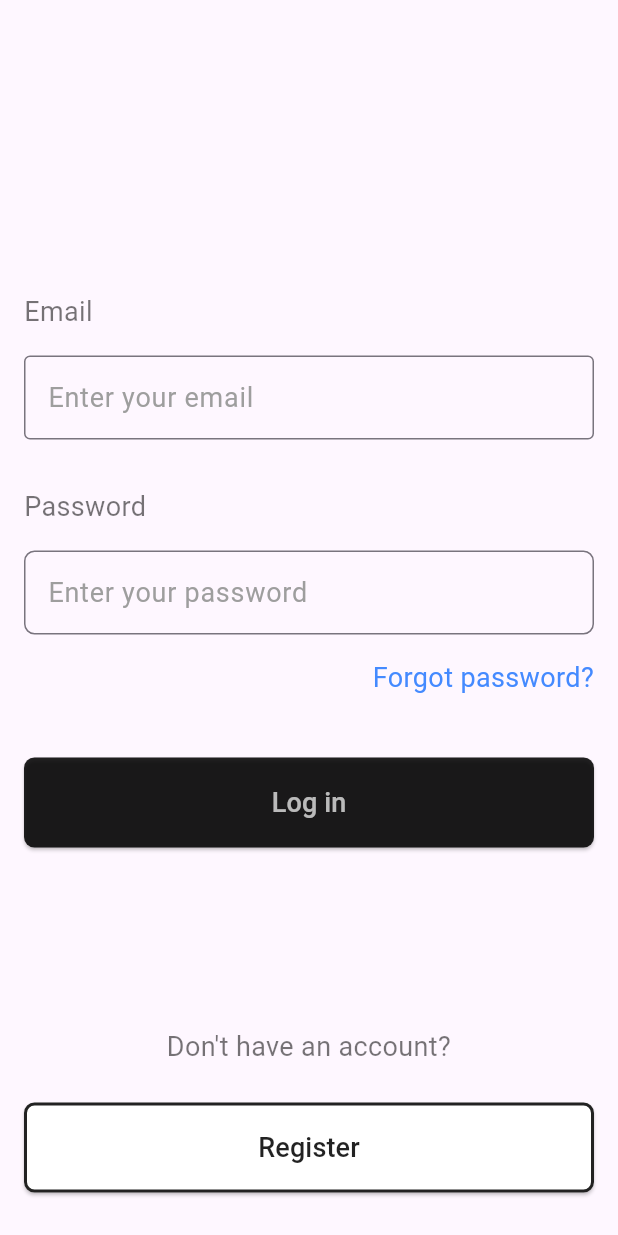
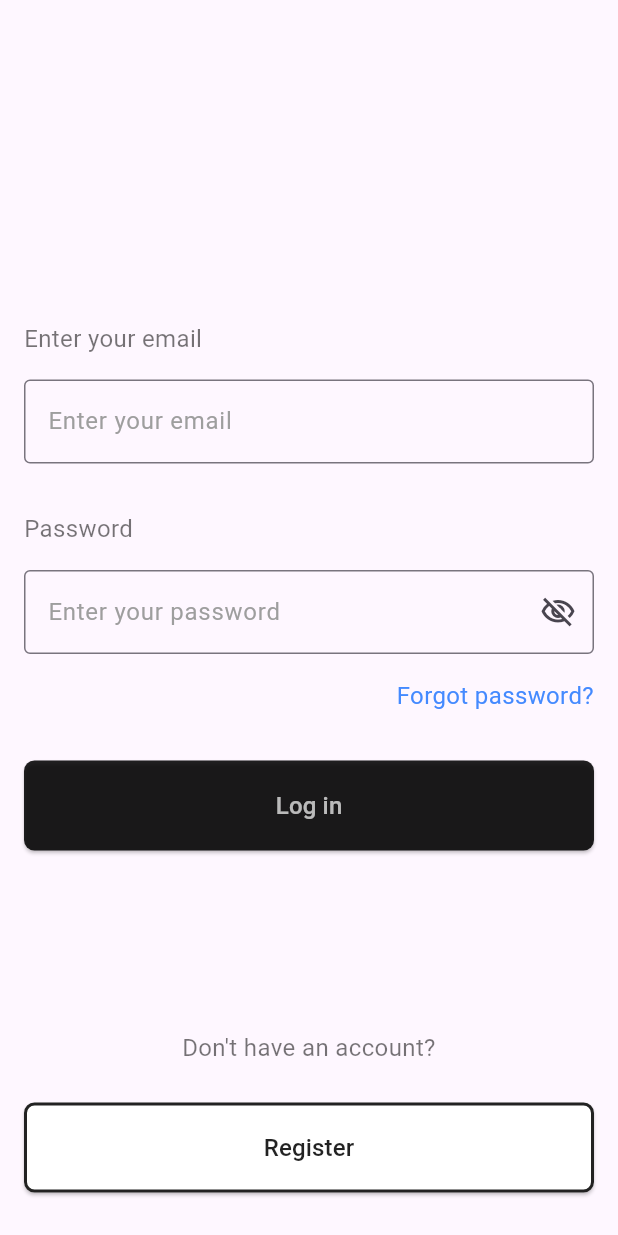
Before and after one commit to Saeed1386Eslami/thermocall, a Flutter app: the Register screen opened directly, after a tap on "Log in", on a phone screen of 412 x 824 dp. Run offline on Flutter 3.47's test engine with Material 3 defaults, Android fonts, the phone set to English and light mode, and no system bars.

Commit message:
second commit

```diff
--- a/lib/Register.dart
+++ /dev/null
@@ -1,147 +0,0 @@
-import 'package:flutter/cupertino.dart';
-import 'package:flutter/material.dart';
-import 'package:thermocal/login.dart';
-
-class Register extends StatelessWidget {
-  const Register({super.key});
-
-  @override
-  Widget build(BuildContext context) {
-    var textColor = Colors.black54;
-    var textSize = 18.0;
-    return Scaffold(
-      body: Padding(
-        padding: const EdgeInsets.only(top: 107, left: 16, right: 16 , bottom: 32),
-        child: Column(
-          crossAxisAlignment: CrossAxisAlignment.start,
-          children: [
-            Text(
-              'Email',
-              style: TextStyle(
-                color: textColor,
-                fontSize: textSize,
-              ),
-              textAlign: TextAlign.left,
-            ),
-            Padding(
-              padding: EdgeInsets.only(bottom: 16),
-            ),
-            TextField(
-              decoration: InputDecoration(
-                border: OutlineInputBorder(
-                    borderRadius: BorderRadius.circular(7)
-                ),
-                labelText: 'Enter your email',
-                labelStyle: TextStyle(color: Colors.grey, fontSize: textSize),
-              ),
-            ),
-            Padding(
-              padding: EdgeInsets.only(bottom: 32),
-            ),
-            Text(
-              'Create Password',
-              style: TextStyle(
-                color: textColor,
-                fontSize: textSize,
-              ),
-              textAlign: TextAlign.left,
-            ),
-            Padding(
-              padding: EdgeInsets.only(bottom: 16),
-            ),
-            TextField(
-              obscureText: true,
-              decoration: InputDecoration(
-                border: OutlineInputBorder(
-                    borderRadius: BorderRadius.circular(7)
-                ),
-                labelText: 'Enter your password',
-                labelStyle: TextStyle(color: Colors.grey, fontSize: textSize),
-              ),
-            ),
-            Padding(
-              padding: EdgeInsets.only(bottom: 32),
-            ),
-            Text('Repeat password',
-              style: TextStyle(
-                color: textColor,
-                fontSize: textSize,
-              ),
-              textAlign: TextAlign.left,
-            ),
-        Padding(
-          padding: EdgeInsets.only(bottom: 16),
-        ),
-            TextField(
-              obscureText: true,
-              decoration: InputDecoration(
-                border: OutlineInputBorder(
-                    borderRadius: BorderRadius.circular(7)
-                ),
-                labelText: 'Repeat your password',
-                labelStyle: TextStyle(color: Colors.grey, fontSize: textSize),
-              ),
-            ),
-            Padding(
-              padding: EdgeInsets.only(bottom: 32),
-            ),
-            ElevatedButton(
-              onPressed: () {},
-              child: Text(
-                'Register',
-                style: TextStyle(
-                    fontSize: textSize,
-                    color: Colors.white70
-                ),
-              ),
-              style: ElevatedButton.styleFrom(
-                  shape: RoundedRectangleBorder(
-                    borderRadius: BorderRadius.circular(7),
-                  ),
-                  backgroundColor: Colors.black87,
-                  fixedSize: const Size(1000, 60)),
-            ),
-            Padding(
-              padding: EdgeInsets.only(bottom: 120),
-            ),
-            SizedBox(
-              width: 1000,
-              height: textSize+16,
-              child: Text('Already have an account?',
-                style: TextStyle(
-                  color: textColor,
-                  fontSize: textSize,
-                ),
-                textAlign: TextAlign.center,
-              ),
-            ),
-            Padding(
-              padding: EdgeInsets.only(bottom: 16),
-            ),
-            ElevatedButton(
-                onPressed: () => Navigator.of(context).push(
-                    MaterialPageRoute(builder: (context) => const login())),
-              child: Text(
-                'Log in',
-                style: TextStyle(
-                    fontSize: textSize,
-                    color: Colors.black87
-                ),
-              ),
-              style: ElevatedButton.styleFrom(
-                  shape: RoundedRectangleBorder(
-                    borderRadius: BorderRadius.circular(7),
-                  ),
-                  side: BorderSide(
-                    width: 2,
-                    color: Colors.black87
-                  ),
-                  backgroundColor: Colors.white,
-                  fixedSize: const Size(1000, 60)),
-            ),
-          ],
-        ),
-      ),
-    );
-  }
-}
--- a/lib/login.dart
+++ /dev/null
@@ -1,133 +0,0 @@
-import 'package:flutter/cupertino.dart';
-import 'package:flutter/material.dart';
-import 'package:flutter/widgets.dart';
-import 'package:thermocal/Register.dart';
-
-class login extends StatelessWidget {
-  const login({super.key});
-
-  @override
-  Widget build(BuildContext context) {
-    var textColor = Colors.black54;
-    var textSize = 18.0;
-    return Scaffold(
-      body: Padding(
-        padding:
-            const EdgeInsets.only(top: 195, left: 16, right: 16, bottom: 32),
-        child: Column(
-          crossAxisAlignment: CrossAxisAlignment.start,
-          children: [
-            Text(
-              'Email',
-              style: TextStyle(
-                color: textColor,
-                fontSize: textSize,
-              ),
-              textAlign: TextAlign.left,
-            ),
-            Padding(
-              padding: EdgeInsets.only(bottom: 16),
-            ),
-            TextField(
-              decoration: InputDecoration(
-                border: OutlineInputBorder(),
-                labelText: 'Enter your email',
-                labelStyle: TextStyle(color:Colors.grey, fontSize: textSize),
-              ),
-            ),
-            Padding(
-              padding: EdgeInsets.only(bottom: 32),
-            ),
-            Text(
-              'Password',
-              style: TextStyle(
-                color: textColor,
-                fontSize: textSize,
-              ),
-              textAlign: TextAlign.left,
-            ),
-            Padding(
-              padding: EdgeInsets.only(bottom: 16),
-            ),
-            TextField(
-              obscureText: true,
-              decoration: InputDecoration(
-                border:
-                    OutlineInputBorder(borderRadius: BorderRadius.circular(7)),
-                labelText: 'Enter your password',
-                labelStyle: TextStyle(color: Colors.grey, fontSize: textSize),
-              ),
-            ),
-            Padding(
-              padding: EdgeInsets.only(bottom: 16),
-            ),
-            SizedBox(
-              width: 2000,
-              height: textSize + 16,
-              child: Text(
-                'Forgot password?',
-                style: TextStyle(
-                  color: Colors.blueAccent,
-                  fontSize: textSize,
-                ),
-                textAlign: TextAlign.right,
-              ),
-            ),
-            Padding(
-              padding: EdgeInsets.only(bottom: 32),
-            ),
-            ElevatedButton(
-              onPressed: () {},
-              child: Text(
-                'Log in',
-                style: TextStyle(fontSize: textSize, color: Colors.white70),
-              ),
-              style: ElevatedButton.styleFrom(
-                  shape: RoundedRectangleBorder(
-                    borderRadius: BorderRadius.circular(7),
-                  ),
-                  backgroundColor: Colors.black87,
-                  fixedSize: const Size(1000, 60)),
-            ),
-            Padding(
-              padding: EdgeInsets.only(bottom: 120),
-            ),
-            SizedBox(
-              width: 2000,
-              height: textSize + 16,
-              child: Text(
-                "Don't have an account?",
-                style: TextStyle(
-                  color: textColor,
-                  fontSize: textSize,
-                ),
-                textAlign: TextAlign.center,
-              ),
-            ),
-            Padding(
-              padding: EdgeInsets.only(bottom: 16),
-            ),
-            ElevatedButton(
-              onPressed: () => Navigator.of(context).push(
-                  MaterialPageRoute(builder: (context) => const Register())),
-              child: Text(
-                'Register',
-                style: TextStyle(fontSize: textSize, color: Colors.black87),
-              ),
-              style: ElevatedButton.styleFrom(
-                  shape: RoundedRectangleBorder(
-                    borderRadius: BorderRadius.circular(7),
-                  ),
-                  side: BorderSide(
-                    width: 2,
-                    color: Colors.black87,
-                  ),
-                  backgroundColor: Colors.white,
-                  fixedSize: const Size(1000, 60)),
-            ),
-          ],
-        ),
-      ),
-    );
-  }
-}
--- a/lib/login/view/login.dart
+++ b/lib/login/view/login.dart
@@ -18,7 +18,7 @@ class Login extends StatelessWidget {
         child: Column(
           crossAxisAlignment: CrossAxisAlignment.start,
           children: [
-            Email_Imput(),
+            Email_Input(),
             Padding(
               padding: EdgeInsets.only(bottom: 32),
             ),
@@ -67,8 +67,11 @@ class Login extends StatelessWidget {
   }
 }
 
-class Email_Imput extends StatelessWidget {
-  const Email_Imput({super.key});
+
+
+
+class Email_Input extends StatelessWidget {
+  const Email_Input({super.key});
 
   @override
   Widget build(BuildContext context) {
@@ -85,6 +88,7 @@ class Email_Imput extends StatelessWidget {
         padding: EdgeInsets.only(bottom: 16),
       ),
       TextField(
+        keyboardType: TextInputType.emailAddress,
         decoration: InputDecoration(
           border: OutlineInputBorder(),
           labelText: 'Enter your email',
@@ -97,6 +101,9 @@ class Email_Imput extends StatelessWidget {
     ]);
   }
 }
+
+
+
 
 class Under_Box extends StatelessWidget {
   String enter;
@@ -142,7 +149,12 @@ class Under_Box extends StatelessWidget {
   }
 }
 
+
+
+
+
 class Password_Input extends StatefulWidget {
+
   String title;
   String lable;
 
@@ -161,7 +173,7 @@ class _PasswordState extends State<Password_Input> {
   Widget build(BuildContext context) {
     return Column(crossAxisAlignment: CrossAxisAlignment.start, children: [
       Text(
-        '',
+        widget.title,
         style: TextStyle(
           color: textColor,
           fontSize: textSize,
@@ -172,9 +184,11 @@ class _PasswordState extends State<Password_Input> {
         padding: EdgeInsets.only(bottom: 16),
       ),
       TextField(
+        keyboardType: TextInputType.emailAddress,
         decoration: InputDecoration(
-            border: OutlineInputBorder(),
-            labelText: '',
+
+    border: OutlineInputBorder(),
+            labelText: widget.lable,
             labelStyle: TextStyle(color: Colors.grey, fontSize: textSize),
             //contentPadding: EdgeInsets.symmetric(
             //horizontal: 40.0,
@@ -189,6 +203,7 @@ class _PasswordState extends State<Password_Input> {
                   : Icon(Icons.visibility_off_outlined),
             )),
       ),
+      SingleChildScrollView()
       //),
     ]);
   }
--- a/lib/login/view/register.dart
+++ b/lib/login/view/register.dart
@@ -15,7 +15,7 @@ class Register extends StatelessWidget {
         child: Column(
           crossAxisAlignment: CrossAxisAlignment.start,
           children: [
-            Email_Imput(),
+            Email_Input(),
             Padding(
               padding: EdgeInsets.only(bottom: 32),
             ),
```
Also changed, not shown: 1 other file.
